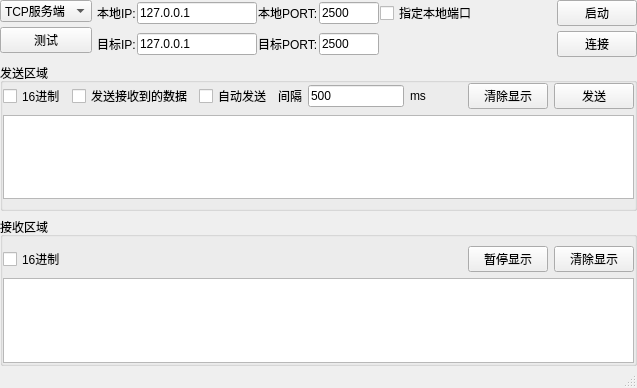
This is UI/networkmain.ui in ljt930/CommunicationTool as Qt 5 draws it before an edit. The edited form follows.
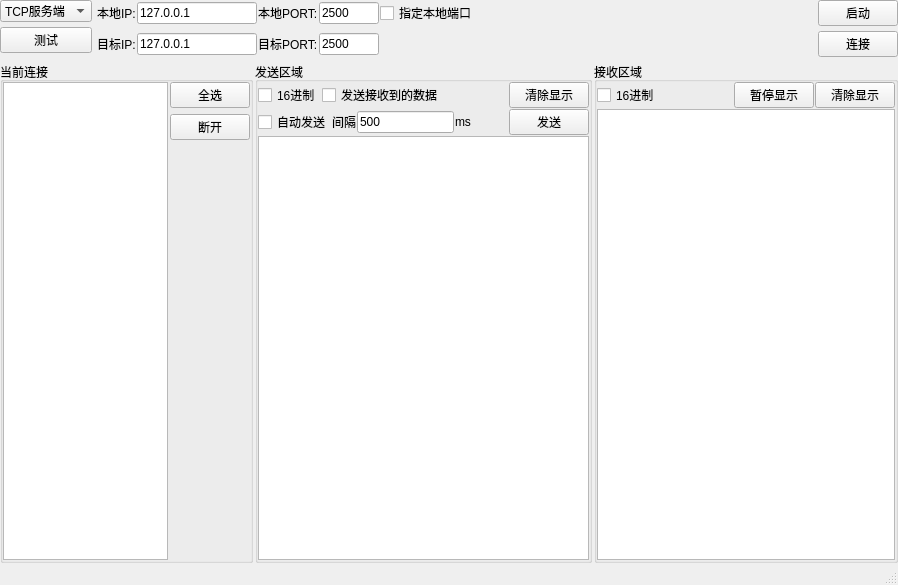
This is the edited form.

Patch:
```diff
--- a/UI/networkmain.ui
+++ b/UI/networkmain.ui
@@ -6,8 +6,8 @@
    <rect>
     <x>0</x>
     <y>0</y>
-    <width>637</width>
-    <height>388</height>
+    <width>898</width>
+    <height>585</height>
    </rect>
   </property>
   <property name="windowTitle">
@@ -16,7 +16,7 @@
   <widget class="QWidget" name="centralwidget">
    <layout class="QVBoxLayout" name="verticalLayout_5">
     <property name="spacing">
-     <number>6</number>
+     <number>2</number>
     </property>
     <property name="margin">
      <number>0</number>
@@ -188,7 +188,7 @@
              </widget>
             </item>
             <item>
-             <widget class="QLineEdit" name="lineEdit_objip">
+             <widget class="QLineEdit" name="lineEdit_opip">
               <property name="minimumSize">
                <size>
                 <width>120</width>
@@ -214,7 +214,7 @@
              </widget>
             </item>
             <item>
-             <widget class="QLineEdit" name="lineEdit_objport">
+             <widget class="QLineEdit" name="lineEdit_opport">
               <property name="maximumSize">
                <size>
                 <width>60</width>
@@ -268,51 +268,127 @@
      </widget>
     </item>
     <item>
+     <layout class="QHBoxLayout" name="horizontalLayout">
+      <item>
+       <widget class="QGroupBox" name="groupBox_CurrentConnection">
+        <property name="maximumSize">
+         <size>
+          <width>260</width>
+          <height>16777215</height>
+         </size>
+        </property>
+        <property name="title">
+         <string>当前连接</string>
+        </property>
+        <layout class="QGridLayout" name="gridLayout_2">
+         <property name="horizontalSpacing">
+          <number>2</number>
+         </property>
+         <property name="margin">
+          <number>0</number>
+         </property>
+         <item row="0" column="1">
+          <widget class="QPushButton" name="pushButton_allselect">
+           <property name="text">
+            <string>全选</string>
+           </property>
+          </widget>
+         </item>
+         <item row="1" column="1">
+          <widget class="QPushButton" name="pushButton_disconn">
+           <property name="text">
+            <string>断开</string>
+           </property>
+          </widget>
+         </item>
+         <item row="2" column="1">
+          <spacer name="verticalSpacer_3">
+           <property name="orientation">
+            <enum>Qt::Vertical</enum>
+           </property>
+           <property name="sizeHint" stdset="0">
+            <size>
+             <width>20</width>
+             <height>40</height>
+            </size>
+           </property>
+          </spacer>
+         </item>
+         <item row="0" column="0" rowspan="3">
+          <widget class="QListWidget" name="listWidget_clientlist"/>
+         </item>
+        </layout>
+       </widget>
+      </item>
+      <item>
      <widget class="QGroupBox" name="groupBox_sendarea">
+        <property name="maximumSize">
+         <size>
+          <width>420</width>
+          <height>16777215</height>
+         </size>
+        </property>
       <property name="title">
        <string>发送区域</string>
       </property>
-      <layout class="QVBoxLayout" name="verticalLayout">
-       <property name="leftMargin">
-        <number>0</number>
-       </property>
-       <property name="topMargin">
+        <layout class="QVBoxLayout" name="verticalLayout_2">
+         <property name="spacing">
+          <number>1</number>
+         </property>
+         <property name="margin">
         <number>0</number>
        </property>
-       <property name="rightMargin">
-        <number>0</number>
-       </property>
        <item>
-        <layout class="QHBoxLayout" name="horizontalLayout">
-         <item>
+          <layout class="QGridLayout" name="gridLayout">
+           <item row="0" column="0">
           <widget class="QCheckBox" name="checkBox_ishex_send">
            <property name="text">
             <string>16进制</string>
            </property>
           </widget>
          </item>
-         <item>
+           <item row="0" column="1" colspan="3">
           <widget class="QCheckBox" name="checkBox_replysourcedata">
            <property name="text">
             <string>发送接收到的数据</string>
            </property>
           </widget>
          </item>
-         <item>
+           <item row="0" column="5">
+            <spacer name="horizontalSpacer_5">
+             <property name="orientation">
+              <enum>Qt::Horizontal</enum>
+             </property>
+             <property name="sizeHint" stdset="0">
+              <size>
+               <width>40</width>
+               <height>20</height>
+              </size>
+             </property>
+            </spacer>
+           </item>
+           <item row="0" column="6">
+            <widget class="QPushButton" name="pushButton_clear_send">
+             <property name="text">
+              <string>清除显示</string>
+             </property>
+            </widget>
+           </item>
+           <item row="1" column="0" colspan="2">
           <widget class="QCheckBox" name="checkBox_auotsend">
            <property name="text">
             <string>自动发送</string>
            </property>
           </widget>
          </item>
-         <item>
+           <item row="1" column="2">
           <widget class="QLabel" name="label_interval">
            <property name="text">
             <string>间隔</string>
            </property>
           </widget>
          </item>
-         <item>
+           <item row="1" column="3">
           <widget class="QLineEdit" name="lineEdit_interval">
            <property name="maximumSize">
             <size>
@@ -325,15 +401,15 @@
            </property>
           </widget>
          </item>
-         <item>
+           <item row="1" column="4">
           <widget class="QLabel" name="label_unit">
            <property name="text">
             <string>ms</string>
            </property>
           </widget>
          </item>
-         <item>
-          <spacer name="horizontalSpacer_5">
+           <item row="1" column="5">
+            <spacer name="horizontalSpacer_6">
            <property name="orientation">
             <enum>Qt::Horizontal</enum>
            </property>
@@ -345,14 +421,7 @@
            </property>
           </spacer>
          </item>
-         <item>
-          <widget class="QPushButton" name="pushButton_clear_send">
-           <property name="text">
-            <string>清除显示</string>
-           </property>
-          </widget>
-         </item>
-         <item>
+           <item row="1" column="6">
           <widget class="QPushButton" name="pushButton_send">
            <property name="text">
             <string>发送</string>
@@ -381,18 +450,13 @@
       <property name="title">
        <string>接收区域</string>
       </property>
-      <layout class="QVBoxLayout" name="verticalLayout_2">
-       <property name="leftMargin">
-        <number>0</number>
-       </property>
-       <property name="rightMargin">
+        <layout class="QVBoxLayout" name="verticalLayout">
+         <property name="spacing">
+          <number>1</number>
+         </property>
+         <property name="margin">
         <number>0</number>
        </property>
-       <property name="bottomMargin">
-        <number>0</number>
-       </property>
-       <item>
-        <layout class="QHBoxLayout" name="horizontalLayout_7">
          <item>
           <layout class="QHBoxLayout" name="horizontalLayout_6">
            <item>
@@ -402,6 +466,19 @@
              </property>
             </widget>
            </item>
+           <item>
+            <spacer name="horizontalSpacer_3">
+             <property name="orientation">
+              <enum>Qt::Horizontal</enum>
+             </property>
+             <property name="sizeHint" stdset="0">
+              <size>
+               <width>40</width>
+               <height>20</height>
+              </size>
+             </property>
+            </spacer>
+           </item>
            <item>
             <spacer name="horizontalSpacer_4">
              <property name="orientation">
@@ -431,8 +508,6 @@
            </item>
           </layout>
          </item>
-        </layout>
-       </item>
        <item>
         <widget class="QTextEdit" name="textEdit_recv">
          <property name="font">
@@ -446,18 +521,7 @@
       </layout>
      </widget>
     </item>
-    <item>
-     <spacer name="verticalSpacer_3">
-      <property name="orientation">
-       <enum>Qt::Vertical</enum>
-      </property>
-      <property name="sizeHint" stdset="0">
-       <size>
-        <width>20</width>
-        <height>0</height>
-       </size>
-      </property>
-     </spacer>
+     </layout>
     </item>
    </layout>
   </widget>
```
Lines whose indentation alone changed are shown as unchanged.
